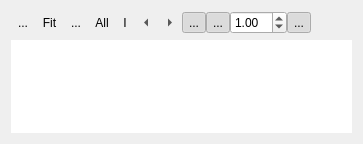
Qt form qCC/ui_templates/bdrImageEditorPanel.ui (CloudCompare/CloudCompare) before a commit.
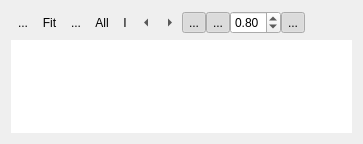
The same form after that commit. Icons and pictures are not drawn.

The edit to the form file:
```diff
--- a/qCC/ui_templates/bdrImageEditorPanel.ui
+++ b/qCC/ui_templates/bdrImageEditorPanel.ui
@@ -196,9 +196,15 @@
        <property name="toolTip">
         <string>BBox scale to find visible view</string>
        </property>
-       <property name="value">
+       <property name="maximum">
         <double>1.000000000000000</double>
        </property>
+       <property name="singleStep">
+        <double>0.050000000000000</double>
+       </property>
+       <property name="value">
+        <double>0.800000000000000</double>
+       </property>
       </widget>
      </item>
      <item>
```
